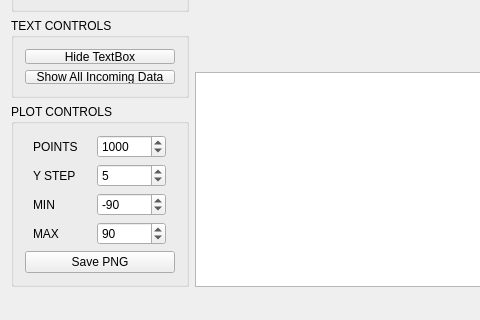
This is mainwindow.ui in CieNTi/serial_port_plotter as Qt 5 draws it before an edit; both pictures show x 0 to 480 and y 423 to 743 of the 1002 by 743 pixel window. The edited form follows.
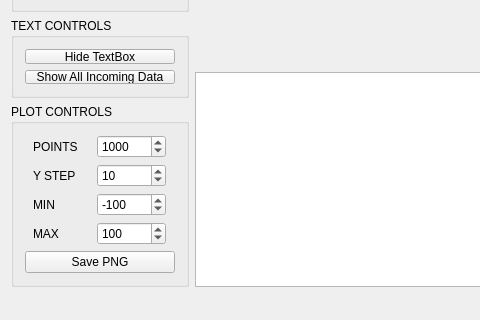
This is the edited form. Icons and pictures are not drawn. Custom widgets are drawn as their Qt base class.

Commit message: Set debug to consolas font

The edit to the form file:
```diff
--- a/mainwindow.ui
+++ b/mainwindow.ui
@@ -471,7 +471,7 @@
                 <number>1</number>
                </property>
                <property name="value">
-                <number>5</number>
+                <number>10</number>
                </property>
               </widget>
              </item>
@@ -522,7 +522,7 @@
                 <number>10</number>
                </property>
                <property name="value">
-                <number>-90</number>
+                <number>-100</number>
                </property>
               </widget>
              </item>
@@ -573,7 +573,7 @@
                 <number>10</number>
                </property>
                <property name="value">
-                <number>90</number>
+                <number>100</number>
                </property>
               </widget>
              </item>
```
Left out of the diff: 7 changed lines with no effect on the pictures.
